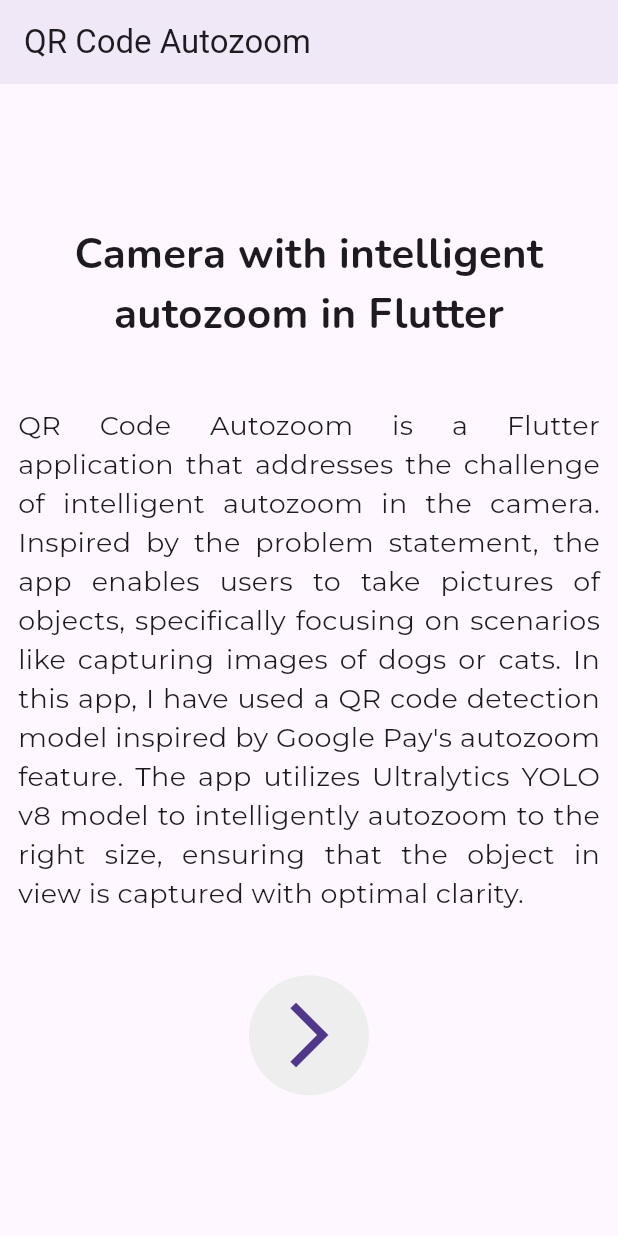
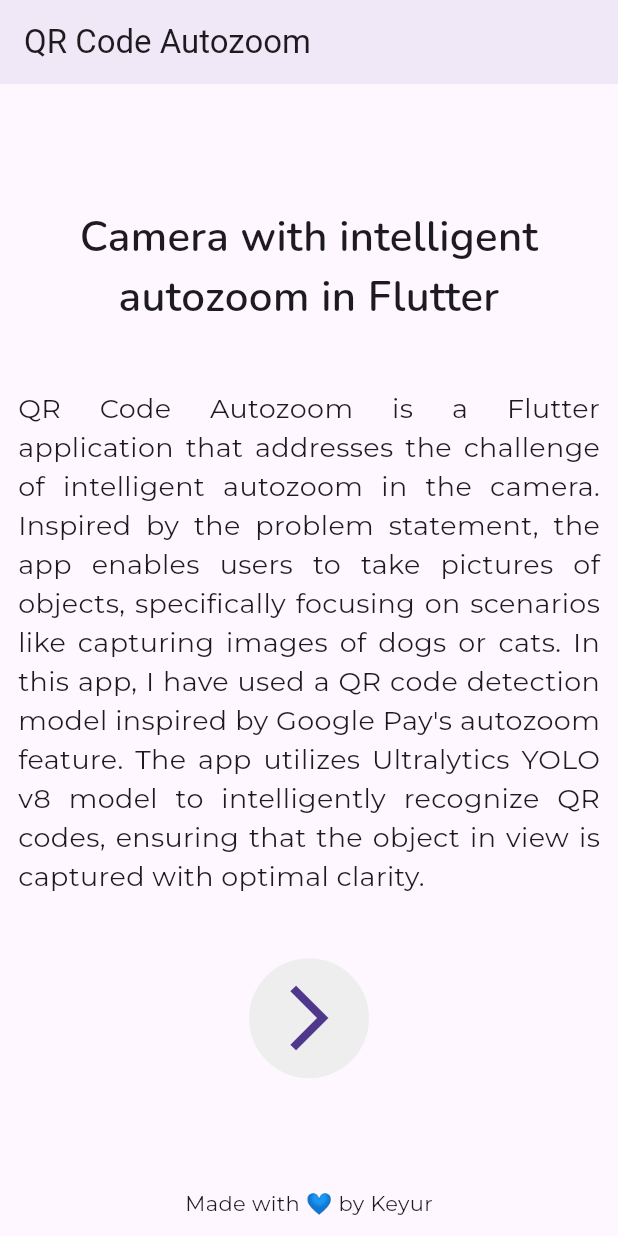
Before and after one commit to keyurgit45/Autozoom, a Flutter app: the screen it shows after launch, on a phone screen of 412 x 824 dp. Run offline on Flutter 3.47's test engine with Material 3 defaults, Android fonts, the phone set to English and light mode, and no system bars; our stand-ins replace camera, gallery_saver, get, google_fonts, logger; missing offline and left inert: pytorch_lite.

Commit message:
refactor code

```diff
--- a/qrscanner/lib/controller/camera_view_controller.dart
+++ b/qrscanner/lib/controller/camera_view_controller.dart
@@ -49,11 +49,7 @@
               _yoloController.onEachCameraImage(
                   image, camFrameRotation, setCameraZoomLevel));
 
-          logger.log(level, cameraController!.value.previewSize.toString());
-
           ratio = cameraController!.value.aspectRatio;
-
-          logger.log(level, ratio);
         });
 
         update(); // Using update() to rebuild GetBuilder widgets
--- a/qrscanner/lib/pages/home_page.dart
+++ b/qrscanner/lib/pages/home_page.dart
@@ -15,20 +15,26 @@
       body: Padding(
         padding: const EdgeInsets.symmetric(horizontal: 12.0),
         child: Column(
+          mainAxisAlignment: MainAxisAlignment.spaceBetween,
+          children: [
+            Column(
               crossAxisAlignment: CrossAxisAlignment.center,
               mainAxisAlignment: MainAxisAlignment.center,
               children: [
+                SizedBox(
+                  height: MediaQuery.of(context).size.height * 0.1,
+                ),
                 Text(
                   "Camera with intelligent autozoom in Flutter",
-              style:
-                  GoogleFonts.nunito(fontSize: 28, fontWeight: FontWeight.bold),
+                  style: GoogleFonts.nunito(
+                      fontSize: 28, fontWeight: FontWeight.w600),
                   textAlign: TextAlign.center,
                 ),
                 SizedBox(
                   height: MediaQuery.of(context).size.height * 0.05,
                 ),
                 Text(
-              "QR Code Autozoom is a Flutter application that addresses the challenge of intelligent autozoom in the camera. Inspired by the problem statement, the app enables users to take pictures of objects, specifically focusing on scenarios like capturing images of dogs or cats. In this app, I have used a QR code detection model inspired by Google Pay's autozoom feature. The app utilizes Ultralytics YOLO v8 model to intelligently autozoom to the right size, ensuring that the object in view is captured with optimal clarity.",
+                  "QR Code Autozoom is a Flutter application that addresses the challenge of intelligent autozoom in the camera. Inspired by the problem statement, the app enables users to take pictures of objects, specifically focusing on scenarios like capturing images of dogs or cats. In this app, I have used a QR code detection model inspired by Google Pay's autozoom feature. The app utilizes Ultralytics YOLO v8 model to intelligently recognize QR codes, ensuring that the object in view is captured with optimal clarity.",
                   style: GoogleFonts.montserrat(fontSize: 18),
                   textAlign: TextAlign.justify,
                 ),
@@ -48,6 +54,16 @@
                 ),
               ],
             ),
+            Padding(
+              padding: const EdgeInsets.symmetric(vertical: 12),
+              child: Text(
+                "Made with 💙 by Keyur",
+                style: GoogleFonts.montserrat(fontSize: 14),
+                textAlign: TextAlign.justify,
+              ),
+            ),
+          ],
+        ),
       ),
     );
   }
```
Lines whose indentation alone changed are shown as unchanged.
